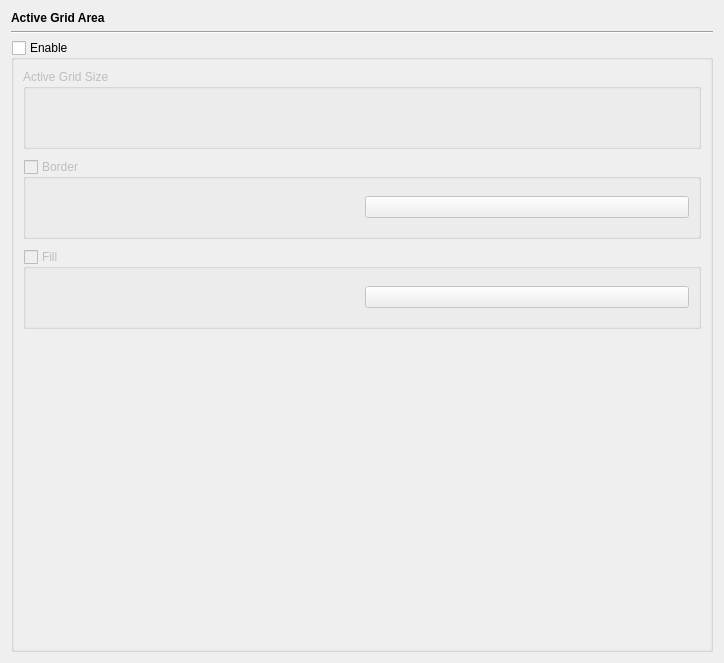
Qt form src/airunner/widgets/active_grid_settings/templates/active_grid_settings.ui (Capsize-Games/airunner) before a commit.
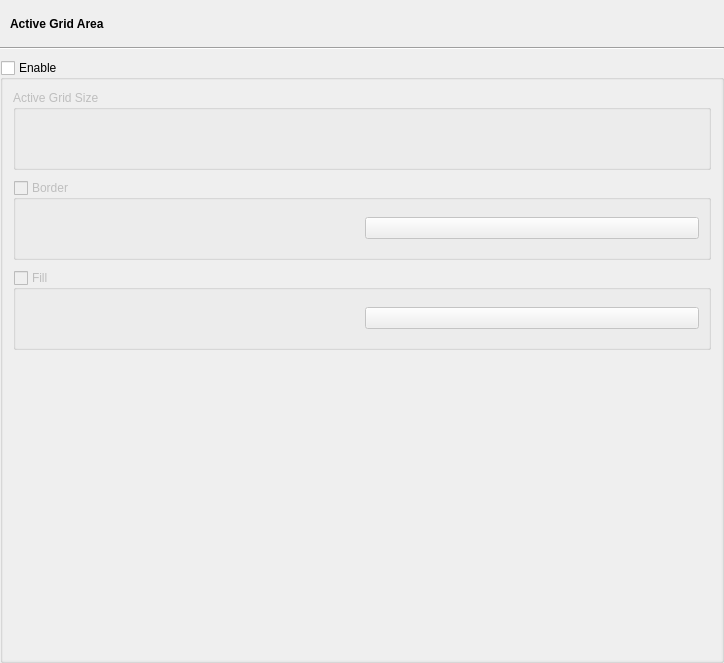
The same form after that commit. Custom widgets are drawn as their Qt base class.

```diff
--- a/src/airunner/widgets/active_grid_settings/templates/active_grid_settings.ui
+++ b/src/airunner/widgets/active_grid_settings/templates/active_grid_settings.ui
@@ -14,18 +14,21 @@
    <string>Form</string>
   </property>
   <layout class="QGridLayout" name="gridLayout">
-   <item row="0" column="0">
-    <widget class="QLabel" name="label">
-     <property name="font">
-      <font>
-       <bold>true</bold>
-      </font>
-     </property>
-     <property name="text">
-      <string>Active Grid Area</string>
-     </property>
-    </widget>
-   </item>
+   <property name="leftMargin">
+    <number>0</number>
+   </property>
+   <property name="topMargin">
+    <number>0</number>
+   </property>
+   <property name="rightMargin">
+    <number>0</number>
+   </property>
+   <property name="bottomMargin">
+    <number>0</number>
+   </property>
+   <property name="verticalSpacing">
+    <number>10</number>
+   </property>
    <item row="1" column="0">
     <widget class="Line" name="line">
      <property name="orientation">
@@ -57,6 +60,9 @@
       <property name="bottomMargin">
        <number>0</number>
       </property>
+      <property name="verticalSpacing">
+       <number>0</number>
+      </property>
       <item row="3" column="0">
        <widget class="QScrollArea" name="scrollArea">
         <property name="frameShape">
@@ -73,16 +79,22 @@
           <rect>
            <x>0</x>
            <y>0</y>
-           <width>700</width>
-           <height>587</height>
+           <width>718</width>
+           <height>577</height>
           </rect>
          </property>
          <layout class="QGridLayout" name="gridLayout_3">
+          <property name="leftMargin">
+           <number>10</number>
+          </property>
           <property name="topMargin">
-           <number>9</number>
+           <number>10</number>
+          </property>
+          <property name="rightMargin">
+           <number>10</number>
           </property>
           <property name="bottomMargin">
-           <number>9</number>
+           <number>0</number>
           </property>
           <property name="verticalSpacing">
            <number>10</number>
@@ -374,6 +386,51 @@
      </layout>
     </widget>
    </item>
+   <item row="0" column="0">
+    <widget class="QWidget" name="widget" native="true">
+     <property name="sizePolicy">
+      <sizepolicy hsizetype="Preferred" vsizetype="Minimum">
+       <horstretch>0</horstretch>
+       <verstretch>0</verstretch>
+      </sizepolicy>
+     </property>
+     <property name="minimumSize">
+      <size>
+       <width>0</width>
+       <height>37</height>
+      </size>
+     </property>
+     <layout class="QGridLayout" name="gridLayout_2">
+      <property name="leftMargin">
+       <number>10</number>
+      </property>
+      <property name="topMargin">
+       <number>10</number>
+      </property>
+      <property name="rightMargin">
+       <number>10</number>
+      </property>
+      <property name="bottomMargin">
+       <number>0</number>
+      </property>
+      <property name="verticalSpacing">
+       <number>0</number>
+      </property>
+      <item row="0" column="0">
+       <widget class="QLabel" name="label">
+        <property name="font">
+         <font>
+          <bold>true</bold>
+         </font>
+        </property>
+        <property name="text">
+         <string>Active Grid Area</string>
+        </property>
+       </widget>
+      </item>
+     </layout>
+    </widget>
+   </item>
   </layout>
  </widget>
  <customwidgets>
```
